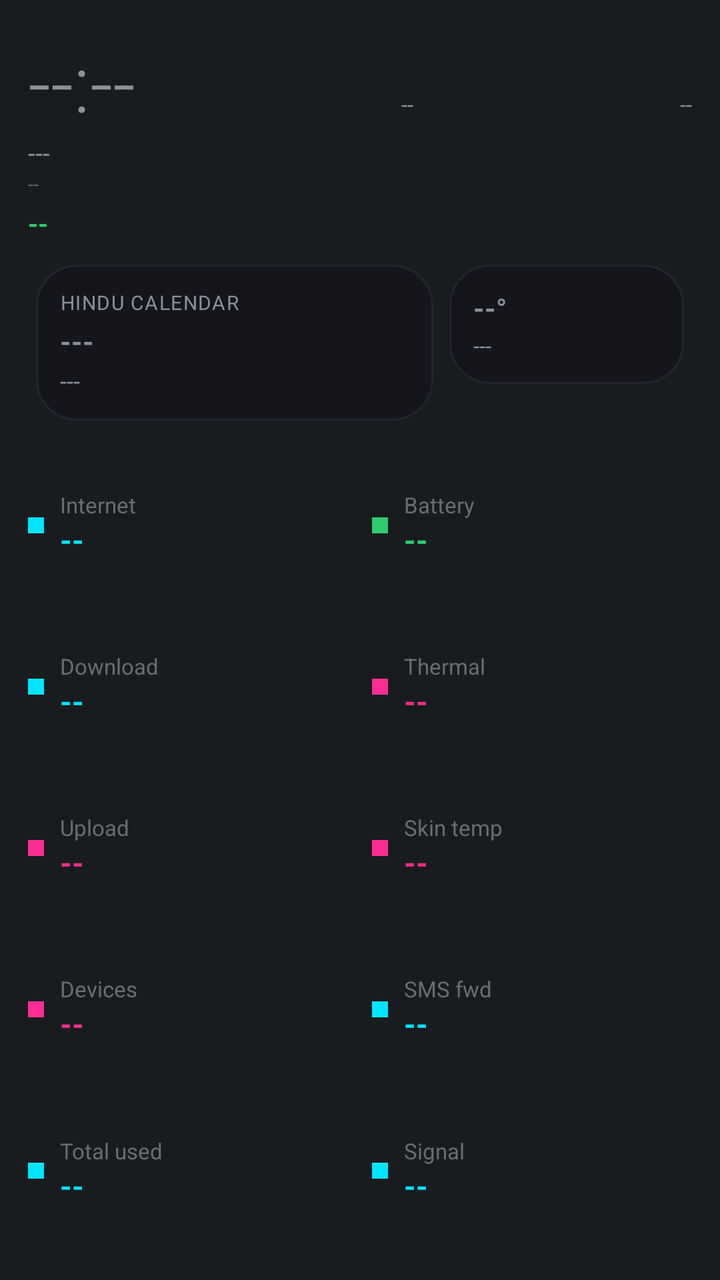
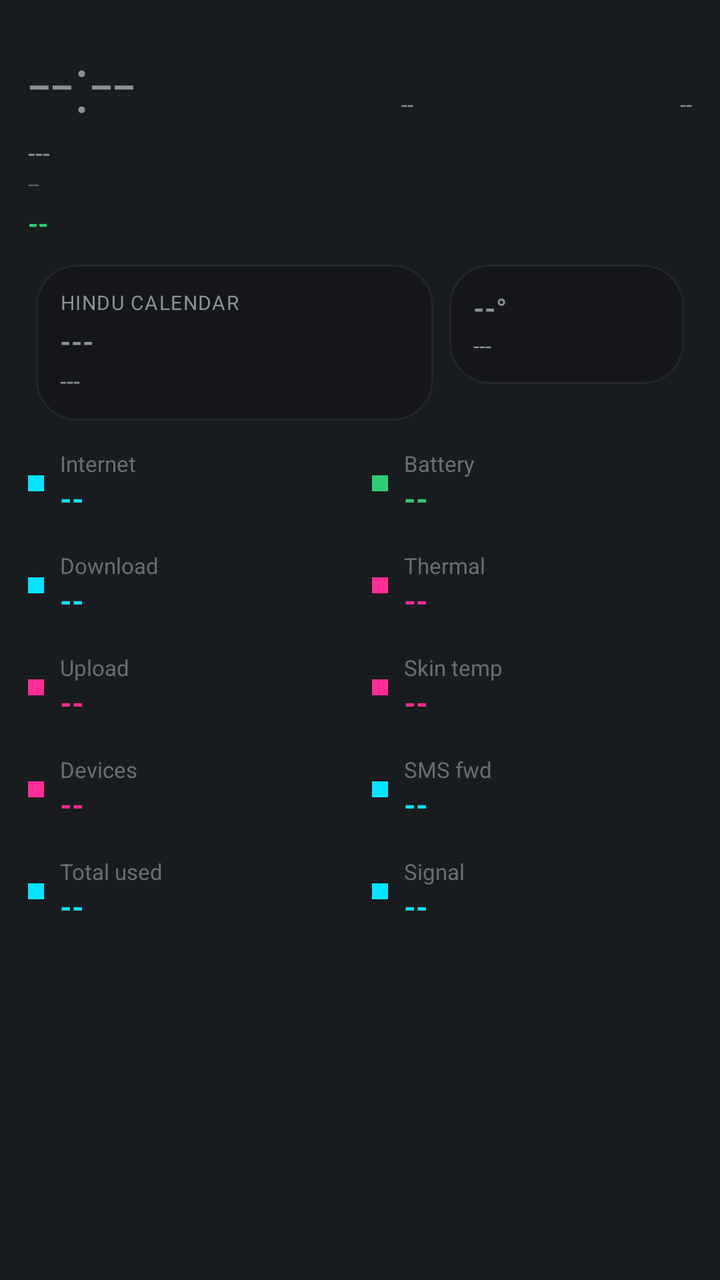

Compare the two renders of this Android layout. The source of the first and the diff that turns it into the second are given below.
<!-- AndroidManifest.xml: application theme android:Theme.DeviceDefault.NoActionBar -->
<!-- res/layout/aod_layout_neon_cyber.xml -->
<?xml version="1.0" encoding="utf-8"?>
<LinearLayout xmlns:android="http://schemas.android.com/apk/res/android"
    android:id="@+id/bg_root"
    android:layout_width="match_parent"
    android:layout_height="match_parent"
    android:orientation="vertical"
    android:padding="14dp">

    <LinearLayout
        android:layout_width="match_parent"
        android:layout_height="wrap_content"
        android:orientation="horizontal">

        <TextView
            android:id="@+id/clock"
            android:layout_width="wrap_content"
            android:layout_height="wrap_content"
            android:textSize="40sp"
            android:fontFamily="sans-serif-light"
            android:text="--:--" />

        <TextView
            android:id="@+id/net_type_badge"
            android:layout_width="0dp"
            android:layout_height="wrap_content"
            android:layout_weight="1"
            android:layout_gravity="top"
            android:gravity="end"
            android:textSize="11sp"
            android:text="--" />

        <TextView
            android:id="@+id/akd_badge"
            android:layout_width="0dp"
            android:layout_height="wrap_content"
            android:layout_weight="1"
            android:layout_gravity="top"
            android:gravity="end"
            android:textSize="11sp"
            android:text="--" />
    </LinearLayout>

    <TextView
        android:id="@+id/date"
        android:layout_width="wrap_content"
        android:layout_height="wrap_content"
        android:textSize="13sp"
        android:text="---" />

    <TextView
        android:id="@+id/perf_badge"
        android:layout_width="wrap_content"
        android:layout_height="wrap_content"
        android:textSize="10sp"
        android:alpha="0.6"
        android:text="--" />

    <TextView
        android:id="@+id/health_badge"
        android:layout_width="wrap_content"
        android:layout_height="wrap_content"
        android:layout_marginTop="4dp"
        android:textAllCaps="true"
        android:textStyle="bold"
        android:textSize="13sp"
        android:textColor="#2ecc71"
        android:text="--" />

    <TextView
        android:id="@+id/muhurat_badge"
        android:layout_width="wrap_content"
        android:layout_height="wrap_content"
        android:textSize="11sp"
        android:textStyle="bold"
        android:visibility="gone"
        android:text="--" />

    <LinearLayout
        android:layout_width="match_parent"
        android:layout_height="wrap_content"
        android:orientation="horizontal"
        android:layout_marginTop="8dp">

        <LinearLayout
            android:id="@+id/panchang_card"
            android:layout_width="0dp"
            android:layout_height="wrap_content"
            android:layout_weight="1.7"
            android:layout_margin="4dp"
            android:background="@drawable/bg_card"
            android:orientation="vertical"
            android:gravity="center_vertical"
            android:padding="12dp">

            <TextView
                android:id="@+id/panchang_header"
                android:layout_width="wrap_content"
                android:layout_height="wrap_content"
                android:textSize="10sp"
                android:textAllCaps="true"
                android:letterSpacing="0.05"
                android:text="Hindu calendar" />

            <TextView
                android:id="@+id/panchang_tithi"
                android:layout_width="match_parent"
                android:layout_height="wrap_content"
                android:layout_marginTop="3dp"
                android:textStyle="bold"
                android:maxLines="1"
                android:autoSizeTextType="uniform"
                android:autoSizeMinTextSize="13sp"
                android:autoSizeMaxTextSize="18sp"
                android:text="---" />

            <TextView
                android:id="@+id/panchang_nakshatra"
                android:layout_width="match_parent"
                android:layout_height="wrap_content"
                android:layout_marginTop="2dp"
                android:textSize="12sp"
                android:maxLines="1"
                android:ellipsize="end"
                android:text="---" />
        </LinearLayout>

        <LinearLayout
            android:id="@+id/weather_card"
            android:layout_width="0dp"
            android:layout_height="wrap_content"
            android:layout_weight="1"
            android:layout_margin="4dp"
            android:background="@drawable/bg_card"
            android:orientation="vertical"
            android:gravity="center_vertical"
            android:padding="12dp">

            <TextView
                android:id="@+id/weather_temp"
                android:layout_width="match_parent"
                android:layout_height="wrap_content"
                android:textStyle="bold"
                android:maxLines="1"
                android:autoSizeTextType="uniform"
                android:autoSizeMinTextSize="14sp"
                android:autoSizeMaxTextSize="20sp"
                android:text="--°" />

            <TextView
                android:id="@+id/weather_condition"
                android:layout_width="match_parent"
                android:layout_height="wrap_content"
                android:layout_marginTop="2dp"
                android:textSize="11sp"
                android:maxLines="2"
                android:text="---" />
        </LinearLayout>
    </LinearLayout>

    
    <LinearLayout
        android:layout_width="match_parent"
        android:layout_height="0dp"
        android:layout_weight="1"
        android:orientation="horizontal"
        android:layout_marginTop="8dp">

        <LinearLayout android:layout_width="0dp" android:layout_height="match_parent" android:layout_weight="1" android:orientation="vertical" android:layout_marginEnd="6dp">
            <LinearLayout android:id="@+id/row8" android:layout_width="match_parent" android:layout_height="0dp" android:layout_weight="1" android:orientation="horizontal" android:gravity="center_vertical">
                <View android:layout_width="8dp" android:layout_height="8dp" android:layout_marginEnd="8dp" android:background="#00e5ff" />
                <LinearLayout android:layout_width="0dp" android:layout_height="wrap_content" android:layout_weight="1" android:orientation="vertical">
                    <TextView android:id="@+id/stat_label" android:layout_width="wrap_content" android:layout_height="wrap_content" android:textSize="11sp" android:alpha="0.7" android:text="Internet" />
                    <TextView android:id="@+id/stat_value" android:layout_width="wrap_content" android:layout_height="wrap_content" android:textStyle="bold" android:textSize="15sp" android:textColor="#00e5ff" android:text="--" />
                </LinearLayout>
            </LinearLayout>
            <LinearLayout android:id="@+id/row0" android:layout_width="match_parent" android:layout_height="0dp" android:layout_weight="1" android:orientation="horizontal" android:gravity="center_vertical">
                <View android:layout_width="8dp" android:layout_height="8dp" android:layout_marginEnd="8dp" android:background="#00e5ff" />
                <LinearLayout android:layout_width="0dp" android:layout_height="wrap_content" android:layout_weight="1" android:orientation="vertical">
                    <TextView android:id="@+id/stat_label" android:layout_width="wrap_content" android:layout_height="wrap_content" android:textSize="11sp" android:alpha="0.7" android:text="Download" />
                    <TextView android:id="@+id/stat_value" android:layout_width="wrap_content" android:layout_height="wrap_content" android:textStyle="bold" android:textSize="15sp" android:textColor="#00e5ff" android:text="--" />
                </LinearLayout>
            </LinearLayout>
            <LinearLayout android:id="@+id/row1" android:layout_width="match_parent" android:layout_height="0dp" android:layout_weight="1" android:orientation="horizontal" android:gravity="center_vertical">
                <View android:layout_width="8dp" android:layout_height="8dp" android:layout_marginEnd="8dp" android:background="#ff2d95" />
                <LinearLayout android:layout_width="0dp" android:layout_height="wrap_content" android:layout_weight="1" android:orientation="vertical">
                    <TextView android:id="@+id/stat_label" android:layout_width="wrap_content" android:layout_height="wrap_content" android:textSize="11sp" android:alpha="0.7" android:text="Upload" />
                    <TextView android:id="@+id/stat_value" android:layout_width="wrap_content" android:layout_height="wrap_content" android:textStyle="bold" android:textSize="15sp" android:textColor="#ff2d95" android:text="--" />
                </LinearLayout>
            </LinearLayout>
            <LinearLayout android:id="@+id/row2" android:layout_width="match_parent" android:layout_height="0dp" android:layout_weight="1" android:orientation="horizontal" android:gravity="center_vertical">
                <View android:layout_width="8dp" android:layout_height="8dp" android:layout_marginEnd="8dp" android:background="#ff2d95" />
                <LinearLayout android:layout_width="0dp" android:layout_height="wrap_content" android:layout_weight="1" android:orientation="vertical">
                    <TextView android:id="@+id/stat_label" android:layout_width="wrap_content" android:layout_height="wrap_content" android:textSize="11sp" android:alpha="0.7" android:text="Devices" />
                    <TextView android:id="@+id/stat_value" android:layout_width="wrap_content" android:layout_height="wrap_content" android:textStyle="bold" android:textSize="15sp" android:textColor="#ff2d95" android:text="--" />
                </LinearLayout>
            </LinearLayout>
            <LinearLayout android:id="@+id/row3" android:layout_width="match_parent" android:layout_height="0dp" android:layout_weight="1" android:orientation="horizontal" android:gravity="center_vertical">
                <View android:layout_width="8dp" android:layout_height="8dp" android:layout_marginEnd="8dp" android:background="#00e5ff" />
                <LinearLayout android:layout_width="0dp" android:layout_height="wrap_content" android:layout_weight="1" android:orientation="vertical">
                    <TextView android:id="@+id/stat_label" android:layout_width="wrap_content" android:layout_height="wrap_content" android:textSize="11sp" android:alpha="0.7" android:text="Total used" />
                    <TextView android:id="@+id/stat_value" android:layout_width="wrap_content" android:layout_height="wrap_content" android:textStyle="bold" android:textSize="15sp" android:textColor="#00e5ff" android:text="--" />
                </LinearLayout>
            </LinearLayout>
        </LinearLayout>

        <LinearLayout android:layout_width="0dp" android:layout_height="match_parent" android:layout_weight="1" android:orientation="vertical" android:layout_marginStart="6dp">
            <LinearLayout android:id="@+id/row4" android:layout_width="match_parent" android:layout_height="0dp" android:layout_weight="1" android:orientation="horizontal" android:gravity="center_vertical">
                <View android:layout_width="8dp" android:layout_height="8dp" android:layout_marginEnd="8dp" android:background="#2ecc71" />
                <LinearLayout android:layout_width="0dp" android:layout_height="wrap_content" android:layout_weight="1" android:orientation="vertical">
                    <TextView android:id="@+id/stat_label" android:layout_width="wrap_content" android:layout_height="wrap_content" android:textSize="11sp" android:alpha="0.7" android:text="Battery" />
                    <TextView android:id="@+id/stat_value" android:layout_width="wrap_content" android:layout_height="wrap_content" android:textStyle="bold" android:textSize="15sp" android:textColor="#2ecc71" android:text="--" />
                </LinearLayout>
            </LinearLayout>
            <LinearLayout android:id="@+id/row5" android:layout_width="match_parent" android:layout_height="0dp" android:layout_weight="1" android:orientation="horizontal" android:gravity="center_vertical">
                <View android:layout_width="8dp" android:layout_height="8dp" android:layout_marginEnd="8dp" android:background="#ff2d95" />
                <LinearLayout android:layout_width="0dp" android:layout_height="wrap_content" android:layout_weight="1" android:orientation="vertical">
                    <TextView android:id="@+id/stat_label" android:layout_width="wrap_content" android:layout_height="wrap_content" android:textSize="11sp" android:alpha="0.7" android:text="Thermal" />
                    <TextView android:id="@+id/stat_value" android:layout_width="wrap_content" android:layout_height="wrap_content" android:textStyle="bold" android:textSize="15sp" android:textColor="#ff2d95" android:text="--" />
                </LinearLayout>
            </LinearLayout>
            <LinearLayout android:id="@+id/row6" android:layout_width="match_parent" android:layout_height="0dp" android:layout_weight="1" android:orientation="horizontal" android:gravity="center_vertical">
                <View android:layout_width="8dp" android:layout_height="8dp" android:layout_marginEnd="8dp" android:background="#ff2d95" />
                <LinearLayout android:layout_width="0dp" android:layout_height="wrap_content" android:layout_weight="1" android:orientation="vertical">
                    <TextView android:id="@+id/stat_label" android:layout_width="wrap_content" android:layout_height="wrap_content" android:textSize="11sp" android:alpha="0.7" android:text="Skin temp" />
                    <TextView android:id="@+id/stat_value" android:layout_width="wrap_content" android:layout_height="wrap_content" android:textStyle="bold" android:textSize="15sp" android:textColor="#ff2d95" android:text="--" />
                </LinearLayout>
            </LinearLayout>
            <LinearLayout android:id="@+id/row7" android:layout_width="match_parent" android:layout_height="0dp" android:layout_weight="1" android:orientation="horizontal" android:gravity="center_vertical">
                <View android:layout_width="8dp" android:layout_height="8dp" android:layout_marginEnd="8dp" android:background="#00e5ff" />
                <LinearLayout android:layout_width="0dp" android:layout_height="wrap_content" android:layout_weight="1" android:orientation="vertical">
                    <TextView android:id="@+id/stat_label" android:layout_width="wrap_content" android:layout_height="wrap_content" android:textSize="11sp" android:alpha="0.7" android:text="SMS fwd" />
                    <TextView android:id="@+id/stat_value" android:layout_width="wrap_content" android:layout_height="wrap_content" android:textStyle="bold" android:textSize="15sp" android:textColor="#00e5ff" android:text="--" />
                </LinearLayout>
            </LinearLayout>
            <LinearLayout android:id="@+id/row9" android:layout_width="match_parent" android:layout_height="0dp" android:layout_weight="1" android:orientation="horizontal" android:gravity="center_vertical">
                <View android:layout_width="8dp" android:layout_height="8dp" android:layout_marginEnd="8dp" android:background="#00e5ff" />
                <LinearLayout android:layout_width="0dp" android:layout_height="wrap_content" android:layout_weight="1" android:orientation="vertical">
                    <TextView android:id="@+id/stat_label" android:layout_width="wrap_content" android:layout_height="wrap_content" android:textSize="11sp" android:alpha="0.7" android:text="Signal" />
                    <TextView android:id="@+id/stat_value" android:layout_width="wrap_content" android:layout_height="wrap_content" android:textStyle="bold" android:textSize="15sp" android:textColor="#00e5ff" android:text="--" />
                </LinearLayout>
            </LinearLayout>
        </LinearLayout>
    </LinearLayout>

</LinearLayout>
<!-- resources referenced by this layout -->
<resources>
  <!-- drawable bg_card (drawable) -->
  <?xml version="1.0" encoding="utf-8"?>
  <shape xmlns:android="http://schemas.android.com/apk/res/android">
      <solid android:color="#14161C" />
      <corners android:radius="20dp" />
      <stroke android:width="1dp" android:color="#22252E" />
  </shape>
</resources>

<!-- the commit's change to res/layout/aod_layout_neon_cyber.xml (unified diff, before → after) -->
@@ -160,41 +160,40 @@
     
     <LinearLayout
         android:layout_width="match_parent"
-        android:layout_height="0dp"
-        android:layout_weight="1"
+        android:layout_height="wrap_content"
         android:orientation="horizontal"
-        android:layout_marginTop="8dp">
-
-        <LinearLayout android:layout_width="0dp" android:layout_height="match_parent" android:layout_weight="1" android:orientation="vertical" android:layout_marginEnd="6dp">
-            <LinearLayout android:id="@+id/row8" android:layout_width="match_parent" android:layout_height="0dp" android:layout_weight="1" android:orientation="horizontal" android:gravity="center_vertical">
+        android:layout_marginTop="10dp">
+
+        <LinearLayout android:layout_width="0dp" android:layout_height="wrap_content" android:layout_weight="1" android:orientation="vertical" android:layout_marginEnd="6dp">
+            <LinearLayout android:id="@+id/row8" android:layout_width="match_parent" android:layout_height="wrap_content" android:orientation="horizontal" android:gravity="center_vertical" android:layout_marginBottom="16dp">
                 <View android:layout_width="8dp" android:layout_height="8dp" android:layout_marginEnd="8dp" android:background="#00e5ff" />
                 <LinearLayout android:layout_width="0dp" android:layout_height="wrap_content" android:layout_weight="1" android:orientation="vertical">
                     <TextView android:id="@+id/stat_label" android:layout_width="wrap_content" android:layout_height="wrap_content" android:textSize="11sp" android:alpha="0.7" android:text="Internet" />
                     <TextView android:id="@+id/stat_value" android:layout_width="wrap_content" android:layout_height="wrap_content" android:textStyle="bold" android:textSize="15sp" android:textColor="#00e5ff" android:text="--" />
                 </LinearLayout>
             </LinearLayout>
-            <LinearLayout android:id="@+id/row0" android:layout_width="match_parent" android:layout_height="0dp" android:layout_weight="1" android:orientation="horizontal" android:gravity="center_vertical">
+            <LinearLayout android:id="@+id/row0" android:layout_width="match_parent" android:layout_height="wrap_content" android:orientation="horizontal" android:gravity="center_vertical" android:layout_marginBottom="16dp">
                 <View android:layout_width="8dp" android:layout_height="8dp" android:layout_marginEnd="8dp" android:background="#00e5ff" />
                 <LinearLayout android:layout_width="0dp" android:layout_height="wrap_content" android:layout_weight="1" android:orientation="vertical">
                     <TextView android:id="@+id/stat_label" android:layout_width="wrap_content" android:layout_height="wrap_content" android:textSize="11sp" android:alpha="0.7" android:text="Download" />
                     <TextView android:id="@+id/stat_value" android:layout_width="wrap_content" android:layout_height="wrap_content" android:textStyle="bold" android:textSize="15sp" android:textColor="#00e5ff" android:text="--" />
                 </LinearLayout>
             </LinearLayout>
-            <LinearLayout android:id="@+id/row1" android:layout_width="match_parent" android:layout_height="0dp" android:layout_weight="1" android:orientation="horizontal" android:gravity="center_vertical">
+            <LinearLayout android:id="@+id/row1" android:layout_width="match_parent" android:layout_height="wrap_content" android:orientation="horizontal" android:gravity="center_vertical" android:layout_marginBottom="16dp">
                 <View android:layout_width="8dp" android:layout_height="8dp" android:layout_marginEnd="8dp" android:background="#ff2d95" />
                 <LinearLayout android:layout_width="0dp" android:layout_height="wrap_content" android:layout_weight="1" android:orientation="vertical">
                     <TextView android:id="@+id/stat_label" android:layout_width="wrap_content" android:layout_height="wrap_content" android:textSize="11sp" android:alpha="0.7" android:text="Upload" />
                     <TextView android:id="@+id/stat_value" android:layout_width="wrap_content" android:layout_height="wrap_content" android:textStyle="bold" android:textSize="15sp" android:textColor="#ff2d95" android:text="--" />
                 </LinearLayout>
             </LinearLayout>
-            <LinearLayout android:id="@+id/row2" android:layout_width="match_parent" android:layout_height="0dp" android:layout_weight="1" android:orientation="horizontal" android:gravity="center_vertical">
+            <LinearLayout android:id="@+id/row2" android:layout_width="match_parent" android:layout_height="wrap_content" android:orientation="horizontal" android:gravity="center_vertical" android:layout_marginBottom="16dp">
                 <View android:layout_width="8dp" android:layout_height="8dp" android:layout_marginEnd="8dp" android:background="#ff2d95" />
                 <LinearLayout android:layout_width="0dp" android:layout_height="wrap_content" android:layout_weight="1" android:orientation="vertical">
                     <TextView android:id="@+id/stat_label" android:layout_width="wrap_content" android:layout_height="wrap_content" android:textSize="11sp" android:alpha="0.7" android:text="Devices" />
                     <TextView android:id="@+id/stat_value" android:layout_width="wrap_content" android:layout_height="wrap_content" android:textStyle="bold" android:textSize="15sp" android:textColor="#ff2d95" android:text="--" />
                 </LinearLayout>
             </LinearLayout>
-            <LinearLayout android:id="@+id/row3" android:layout_width="match_parent" android:layout_height="0dp" android:layout_weight="1" android:orientation="horizontal" android:gravity="center_vertical">
+            <LinearLayout android:id="@+id/row3" android:layout_width="match_parent" android:layout_height="wrap_content" android:orientation="horizontal" android:gravity="center_vertical" android:layout_marginBottom="16dp">
                 <View android:layout_width="8dp" android:layout_height="8dp" android:layout_marginEnd="8dp" android:background="#00e5ff" />
                 <LinearLayout android:layout_width="0dp" android:layout_height="wrap_content" android:layout_weight="1" android:orientation="vertical">
                     <TextView android:id="@+id/stat_label" android:layout_width="wrap_content" android:layout_height="wrap_content" android:textSize="11sp" android:alpha="0.7" android:text="Total used" />
@@ -203,36 +202,36 @@
             </LinearLayout>
         </LinearLayout>
 
-        <LinearLayout android:layout_width="0dp" android:layout_height="match_parent" android:layout_weight="1" android:orientation="vertical" android:layout_marginStart="6dp">
-            <LinearLayout android:id="@+id/row4" android:layout_width="match_parent" android:layout_height="0dp" android:layout_weight="1" android:orientation="horizontal" android:gravity="center_vertical">
+        <LinearLayout android:layout_width="0dp" android:layout_height="wrap_content" android:layout_weight="1" android:orientation="vertical" android:layout_marginStart="6dp">
+            <LinearLayout android:id="@+id/row4" android:layout_width="match_parent" android:layout_height="wrap_content" android:orientation="horizontal" android:gravity="center_vertical" android:layout_marginBottom="16dp">
                 <View android:layout_width="8dp" android:layout_height="8dp" android:layout_marginEnd="8dp" android:background="#2ecc71" />
                 <LinearLayout android:layout_width="0dp" android:layout_height="wrap_content" android:layout_weight="1" android:orientation="vertical">
                     <TextView android:id="@+id/stat_label" android:layout_width="wrap_content" android:layout_height="wrap_content" android:textSize="11sp" android:alpha="0.7" android:text="Battery" />
                     <TextView android:id="@+id/stat_value" android:layout_width="wrap_content" android:layout_height="wrap_content" android:textStyle="bold" android:textSize="15sp" android:textColor="#2ecc71" android:text="--" />
                 </LinearLayout>
             </LinearLayout>
-            <LinearLayout android:id="@+id/row5" android:layout_width="match_parent" android:layout_height="0dp" android:layout_weight="1" android:orientation="horizontal" android:gravity="center_vertical">
+            <LinearLayout android:id="@+id/row5" android:layout_width="match_parent" android:layout_height="wrap_content" android:orientation="horizontal" android:gravity="center_vertical" android:layout_marginBottom="16dp">
                 <View android:layout_width="8dp" android:layout_height="8dp" android:layout_marginEnd="8dp" android:background="#ff2d95" />
                 <LinearLayout android:layout_width="0dp" android:layout_height="wrap_content" android:layout_weight="1" android:orientation="vertical">
                     <TextView android:id="@+id/stat_label" android:layout_width="wrap_content" android:layout_height="wrap_content" android:textSize="11sp" android:alpha="0.7" android:text="Thermal" />
                     <TextView android:id="@+id/stat_value" android:layout_width="wrap_content" android:layout_height="wrap_content" android:textStyle="bold" android:textSize="15sp" android:textColor="#ff2d95" android:text="--" />
                 </LinearLayout>
             </LinearLayout>
-            <LinearLayout android:id="@+id/row6" android:layout_width="match_parent" android:layout_height="0dp" android:layout_weight="1" android:orientation="horizontal" android:gravity="center_vertical">
+            <LinearLayout android:id="@+id/row6" android:layout_width="match_parent" android:layout_height="wrap_content" android:orientation="horizontal" android:gravity="center_vertical" android:layout_marginBottom="16dp">
                 <View android:layout_width="8dp" android:layout_height="8dp" android:layout_marginEnd="8dp" android:background="#ff2d95" />
                 <LinearLayout android:layout_width="0dp" android:layout_height="wrap_content" android:layout_weight="1" android:orientation="vertical">
                     <TextView android:id="@+id/stat_label" android:layout_width="wrap_content" android:layout_height="wrap_content" android:textSize="11sp" android:alpha="0.7" android:text="Skin temp" />
                     <TextView android:id="@+id/stat_value" android:layout_width="wrap_content" android:layout_height="wrap_content" android:textStyle="bold" android:textSize="15sp" android:textColor="#ff2d95" android:text="--" />
                 </LinearLayout>
             </LinearLayout>
-            <LinearLayout android:id="@+id/row7" android:layout_width="match_parent" android:layout_height="0dp" android:layout_weight="1" android:orientation="horizontal" android:gravity="center_vertical">
+            <LinearLayout android:id="@+id/row7" android:layout_width="match_parent" android:layout_height="wrap_content" android:orientation="horizontal" android:gravity="center_vertical" android:layout_marginBottom="16dp">
                 <View android:layout_width="8dp" android:layout_height="8dp" android:layout_marginEnd="8dp" android:background="#00e5ff" />
                 <LinearLayout android:layout_width="0dp" android:layout_height="wrap_content" android:layout_weight="1" android:orientation="vertical">
                     <TextView android:id="@+id/stat_label" android:layout_width="wrap_content" android:layout_height="wrap_content" android:textSize="11sp" android:alpha="0.7" android:text="SMS fwd" />
                     <TextView android:id="@+id/stat_value" android:layout_width="wrap_content" android:layout_height="wrap_content" android:textStyle="bold" android:textSize="15sp" android:textColor="#00e5ff" android:text="--" />
                 </LinearLayout>
             </LinearLayout>
-            <LinearLayout android:id="@+id/row9" android:layout_width="match_parent" android:layout_height="0dp" android:layout_weight="1" android:orientation="horizontal" android:gravity="center_vertical">
+            <LinearLayout android:id="@+id/row9" android:layout_width="match_parent" android:layout_height="wrap_content" android:orientation="horizontal" android:gravity="center_vertical" android:layout_marginBottom="16dp">
                 <View android:layout_width="8dp" android:layout_height="8dp" android:layout_marginEnd="8dp" android:background="#00e5ff" />
                 <LinearLayout android:layout_width="0dp" android:layout_height="wrap_content" android:layout_weight="1" android:orientation="vertical">
                     <TextView android:id="@+id/stat_label" android:layout_width="wrap_content" android:layout_height="wrap_content" android:textSize="11sp" android:alpha="0.7" android:text="Signal" />
